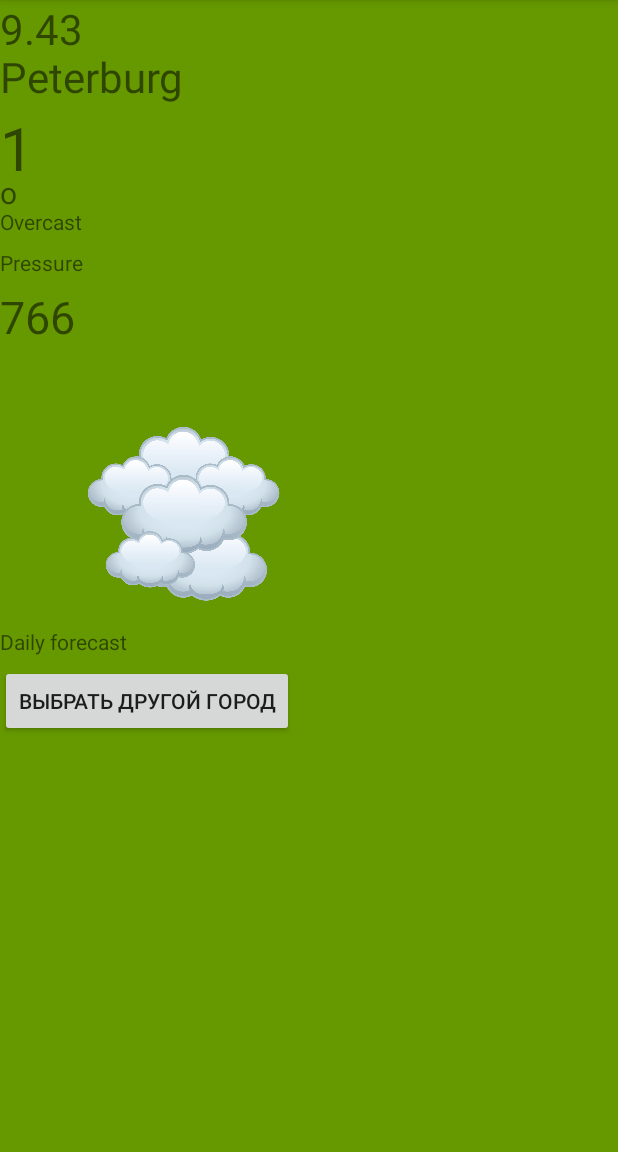
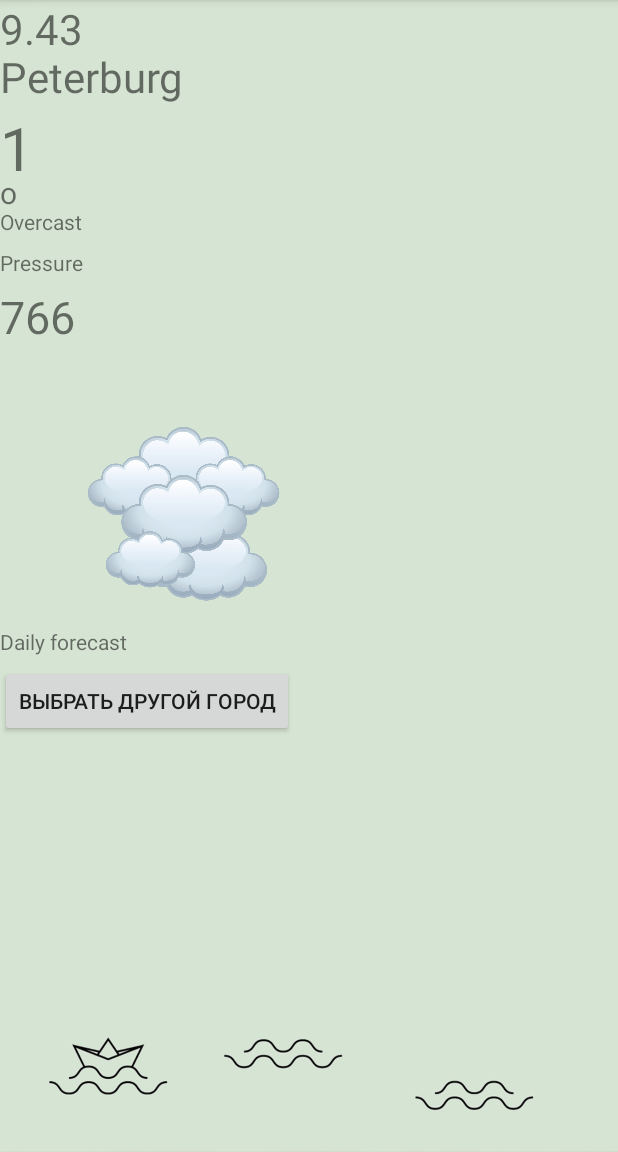
Before and after one commit to alexkaranevskii/Lesson02, an Android app: the screen it shows after launch (MainActivity), after a tap on "START", on a phone screen of 412 x 824 dp, the part 84-1236 px from its top. Run offline under Robolectric (Android 15) with nearby library versions, the phone set to English and light mode, and no system bars.

Commit message:
Сделал светлые фоны, странички меняются.

```diff
--- a/Lesson2_2/app/src/main/java/ru/station3000/myapplicationw/MainActivity.java
+++ b/Lesson2_2/app/src/main/java/ru/station3000/myapplicationw/MainActivity.java
@@ -4,6 +4,7 @@ import androidx.appcompat.app.AppCompatActivity;
 
 import android.os.Bundle;
 import android.view.View;
+import android.widget.AdapterView;
 import android.widget.ArrayAdapter;
 import android.widget.Button;
 import android.widget.LinearLayout;
@@ -13,7 +14,7 @@ import android.widget.TextView;
 public class MainActivity extends AppCompatActivity{
 
     private TextView textView;
-    String[] city= new String[]{"Москва","Санкт-Петербург",
+    String[] city = new String[]{"Москва","Санкт-Петербург",
     "Мурманск","Архангельск","Псков","Гатчина",
     "Волгоград","Тюмень","Дудинка","Нижневартовск",
     };
@@ -31,7 +32,6 @@ public class MainActivity extends AppCompatActivity{
 
         ArrayAdapter<String> adapter = new ArrayAdapter<>(this,
         android.R.layout.simple_list_item_1, city);
-
         listView.setAdapter(adapter);
 
         working_layout = findViewById(R.id.working_layout);
--- a/Lesson2_2/app/src/main/res/layout/activity_main.xml
+++ b/Lesson2_2/app/src/main/res/layout/activity_main.xml
@@ -10,7 +10,7 @@
         android:id="@+id/city_layout"
         android:layout_width="match_parent"
         android:layout_height="match_parent"
-        android:background="@android:color/holo_purple"
+        android:background="@drawable/bg2_light"
         android:layout_gravity="center"
         android:orientation="vertical">
 
@@ -24,12 +24,11 @@
             android:id="@+id/button1"
             android:layout_width="wrap_content"
             android:layout_height="wrap_content"
-            android:gravity="center"
+            android:gravity="center_horizontal"
             android:text="Выбрать"
             android:onClick="buttonClick"
             tools:layout_editor_absoluteX="164dp"
             tools:layout_editor_absoluteY="399dp" />
-
 
     </LinearLayout>
 
@@ -54,7 +53,7 @@
             android:id="@+id/textView"
             android:layout_width="wrap_content"
             android:layout_height="wrap_content"
-            android:gravity="center"
+            android:gravity="center_horizontal"
             android:text="For run App press Start"
             tools:layout_editor_absoluteX="176dp"
             tools:layout_editor_absoluteY="301dp" />
@@ -63,7 +62,7 @@
             android:id="@+id/button2"
             android:layout_width="wrap_content"
             android:layout_height="wrap_content"
-            android:gravity="center"
+            android:gravity="center_horizontal"
             android:text="Start"
             android:onClick="buttonClick"
             tools:layout_editor_absoluteX="164dp"
@@ -75,7 +74,7 @@
         android:id="@+id/working_layout"
         android:layout_width="match_parent"
         android:layout_height="match_parent"
-        android:background="@android:color/holo_green_dark"
+        android:background="@drawable/bg2_light"
         android:layout_gravity="center"
         android:orientation="vertical">
 
@@ -191,9 +190,4 @@
             tools:layout_editor_absoluteY="399dp" />
     </LinearLayout>
 
-
-
-
-
-
 </androidx.constraintlayout.widget.ConstraintLayout>
```
Also changed, not shown: Lesson2_2/app/src/main/res/drawable/bg2.jpg (added), Lesson2_2/app/src/main/res/drawable/bg2_light.jpg (added), Lesson2_2/app/src/main/res/drawable/bg3.jpg (added).
